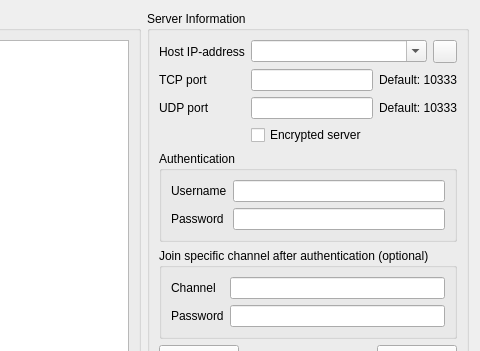
First picture: the form in qtTeamTalk/serverlist.ui, repository BearWare/TeamTalk5, before the edit; both pictures show x 179 to 659 and y 0 to 351 of the 659 by 572 pixel window.
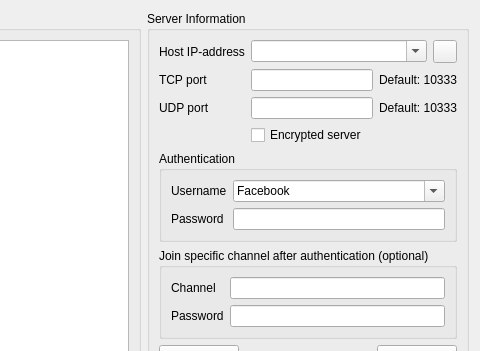
Second picture: the form after the edit. Icons and pictures are not drawn.

Patch:
```diff
--- a/qtTeamTalk/serverlist.ui
+++ b/qtTeamTalk/serverlist.ui
@@ -180,9 +180,6 @@
              </property>
             </widget>
            </item>
-           <item row="0" column="1">
-            <widget class="QLineEdit" name="usernameEdit"/>
-           </item>
            <item row="1" column="0">
             <widget class="QLabel" name="label_11">
              <property name="text">
@@ -200,6 +197,18 @@
              </property>
             </widget>
            </item>
+           <item row="0" column="1">
+            <widget class="QComboBox" name="usernameBox">
+             <property name="editable">
+              <bool>true</bool>
+             </property>
+             <item>
+              <property name="text">
+               <string>Facebook</string>
+              </property>
+             </item>
+            </widget>
+           </item>
           </layout>
          </widget>
         </item>
```
Left out of the diff: 5 changed lines with no effect on the pictures.
